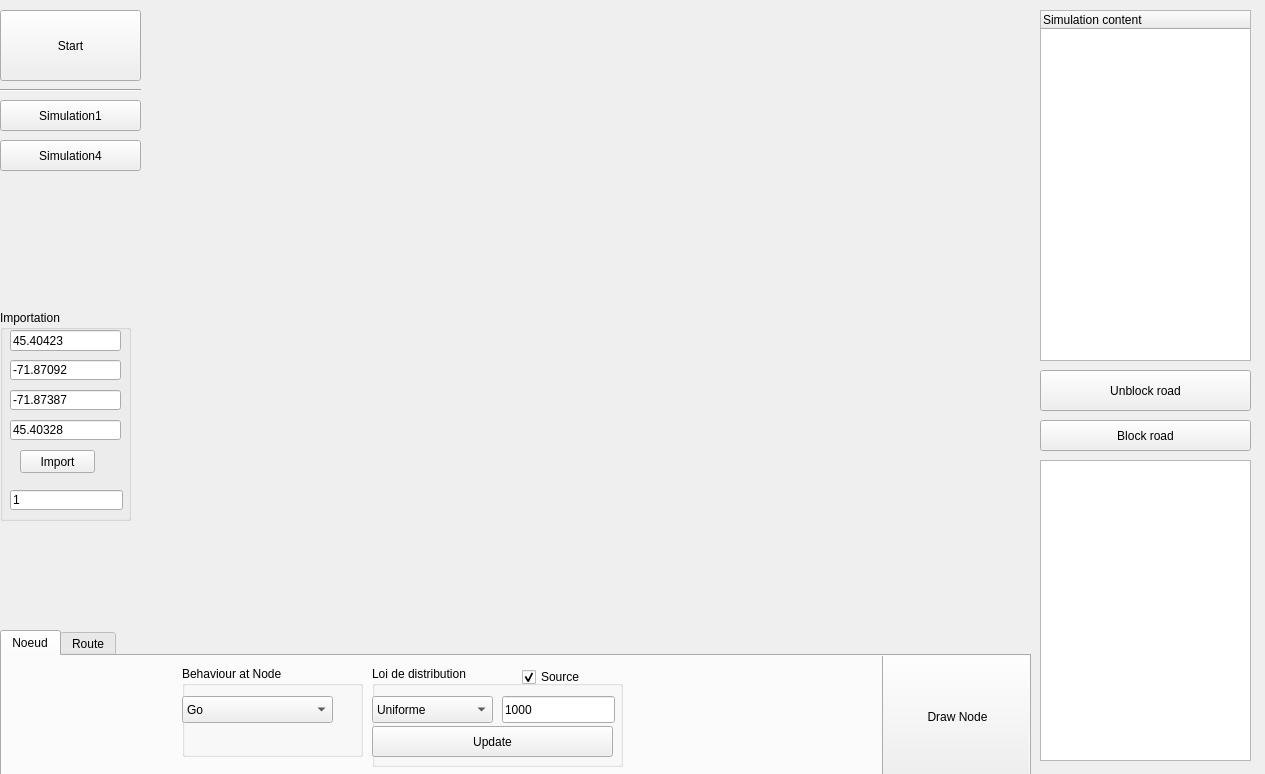
Before: the Qt Designer form Core/window.ui in RossimulatorUS/Core, drawn with Qt 5.
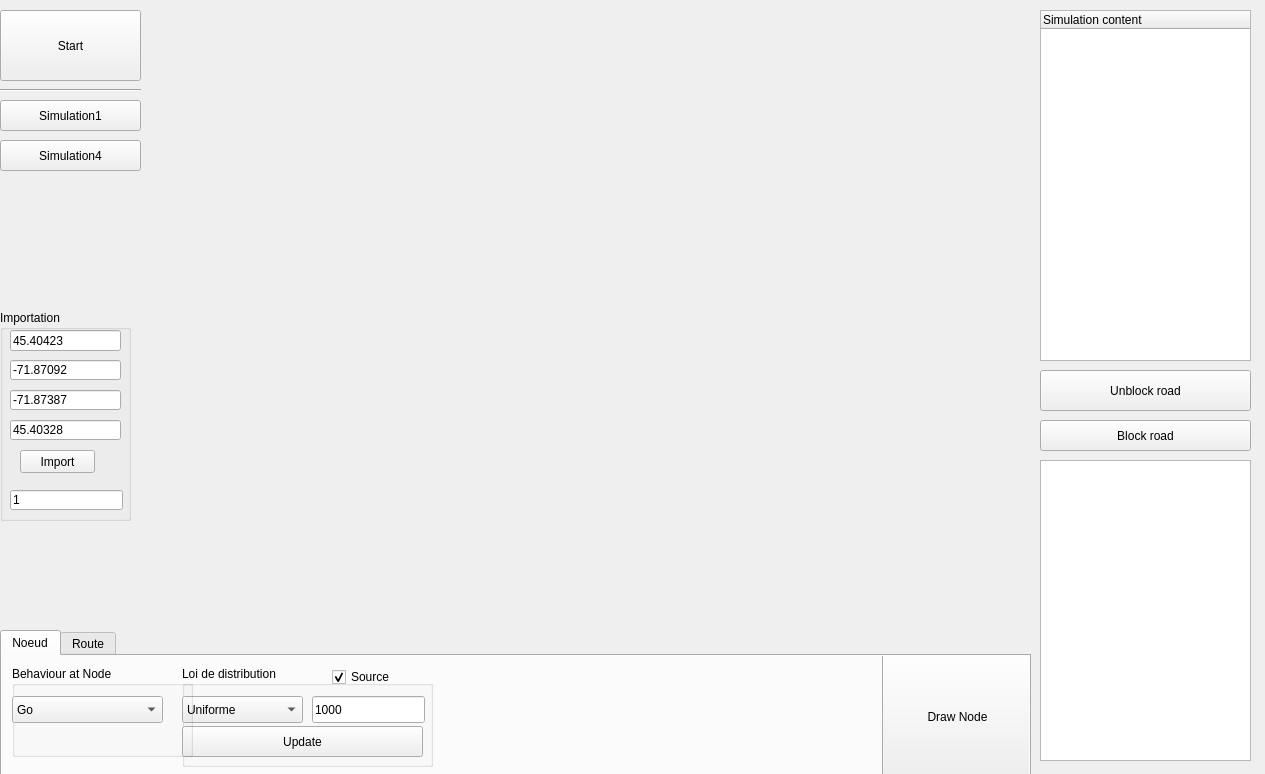
After: the same form once the commit is applied. Custom widgets are drawn as their Qt base class.

```diff
--- a/Core/window.ui
+++ b/Core/window.ui
@@ -100,7 +100,7 @@
     <widget class="QGroupBox" name="m_groupBoxDistribution">
      <property name="geometry">
       <rect>
-       <x>370</x>
+       <x>180</x>
        <y>10</y>
        <width>251</width>
        <height>101</height>
@@ -180,7 +180,7 @@
     <widget class="QGroupBox" name="groupBox">
      <property name="geometry">
       <rect>
-       <x>180</x>
+       <x>10</x>
        <y>10</y>
        <width>181</width>
        <height>91</height>
```
Left out of the diff: 4 changed lines with no effect on the pictures.
